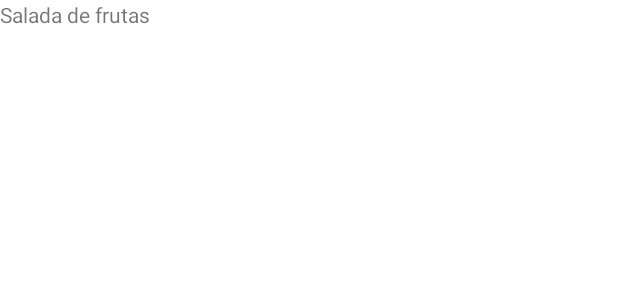
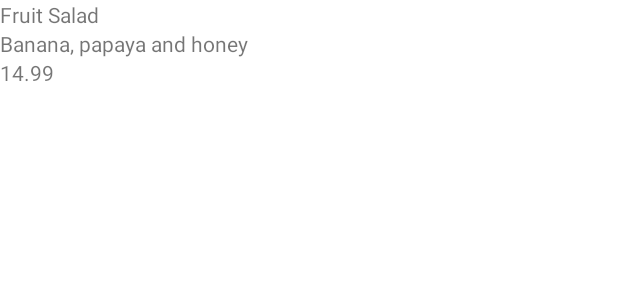
Before and after one commit to rhuancoder/rocket-orders-app, an Android app: the layout activity_main.xml on its own in the app's theme, with its tools: preview values and no code run, on a phone screen of 412 x 824 dp. Shown: the top 300 px of the screen. Run offline under Robolectric (Android 15) with nearby library versions, the phone set to English and light mode, and no system bars.

Commit message:
feat: update main activity

```diff
--- a/RocketOrders/app/src/main/res/layout/activity_main.xml
+++ b/RocketOrders/app/src/main/res/layout/activity_main.xml
@@ -1,14 +1,33 @@
 <?xml version="1.0" encoding="utf-8"?>
-<androidx.constraintlayout.widget.ConstraintLayout xmlns:android="http://schemas.android.com/apk/res/android"
+<androidx.constraintlayout.widget.ConstraintLayout
+    xmlns:android="http://schemas.android.com/apk/res/android"
+    xmlns:app="http://schemas.android.com/apk/res-auto"
     xmlns:tools="http://schemas.android.com/tools"
     android:layout_width="match_parent"
     android:layout_height="match_parent">
 
     <TextView
-        android:id="@+id/textView"
-        android:layout_width="wrap_content"
+        android:id="@+id/name"
+        android:layout_width="match_parent"
         android:layout_height="wrap_content"
-        android:text="Salada de frutas"
-        tools:layout_editor_absoluteX="79dp"
-        tools:layout_editor_absoluteY="91dp" />
+        android:text="Fruit Salad"
+        app:layout_constraintEnd_toEndOf="parent"
+        app:layout_constraintTop_toTopOf="parent" />
+
+    <TextView
+        android:id="@+id/description"
+        android:layout_width="match_parent"
+        android:layout_height="wrap_content"
+        android:text="Banana, papaya and honey"
+        app:layout_constraintStart_toStartOf="parent"
+        app:layout_constraintTop_toBottomOf="@+id/name" />
+
+    <TextView
+        android:id="@+id/value"
+        android:layout_width="match_parent"
+        android:layout_height="wrap_content"
+        android:text="14.99"
+        app:layout_constraintStart_toStartOf="parent"
+        app:layout_constraintTop_toBottomOf="@+id/description" />
+
 </androidx.constraintlayout.widget.ConstraintLayout>
--- a/RocketOrders/gradle/libs.versions.toml
+++ b/RocketOrders/gradle/libs.versions.toml
@@ -1,5 +1,5 @@
 [versions]
-agp = "8.9.0"
+agp = "8.9.2"
 kotlin = "2.0.21"
 coreKtx = "1.10.1"
 junit = "4.13.2"
```
